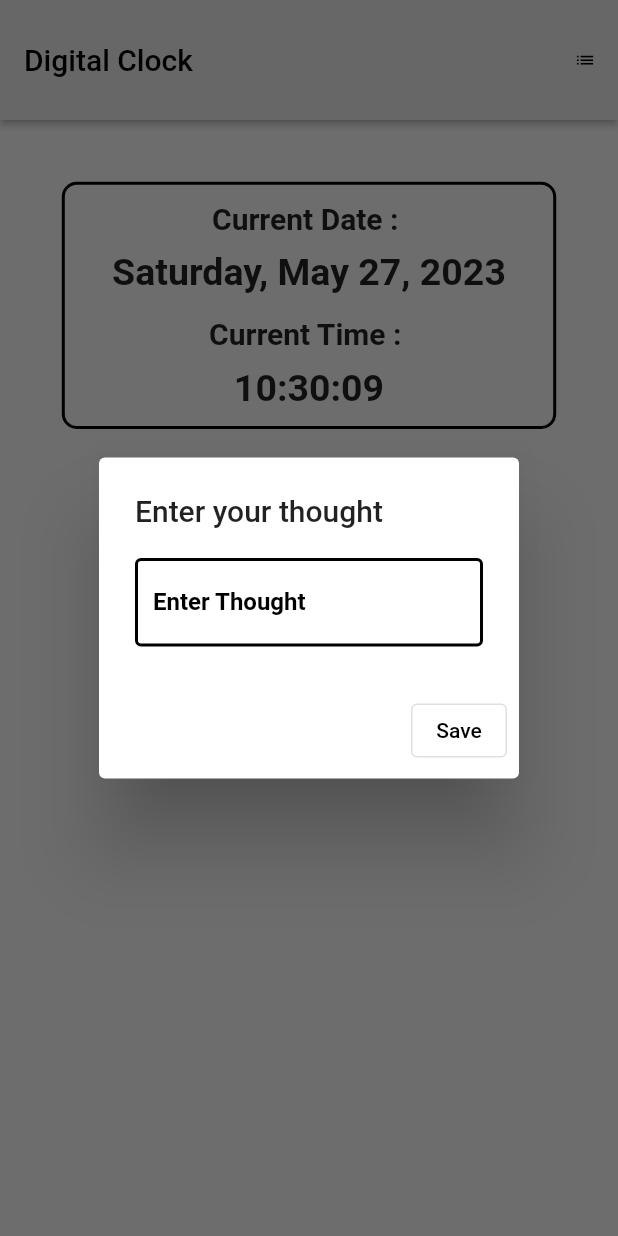
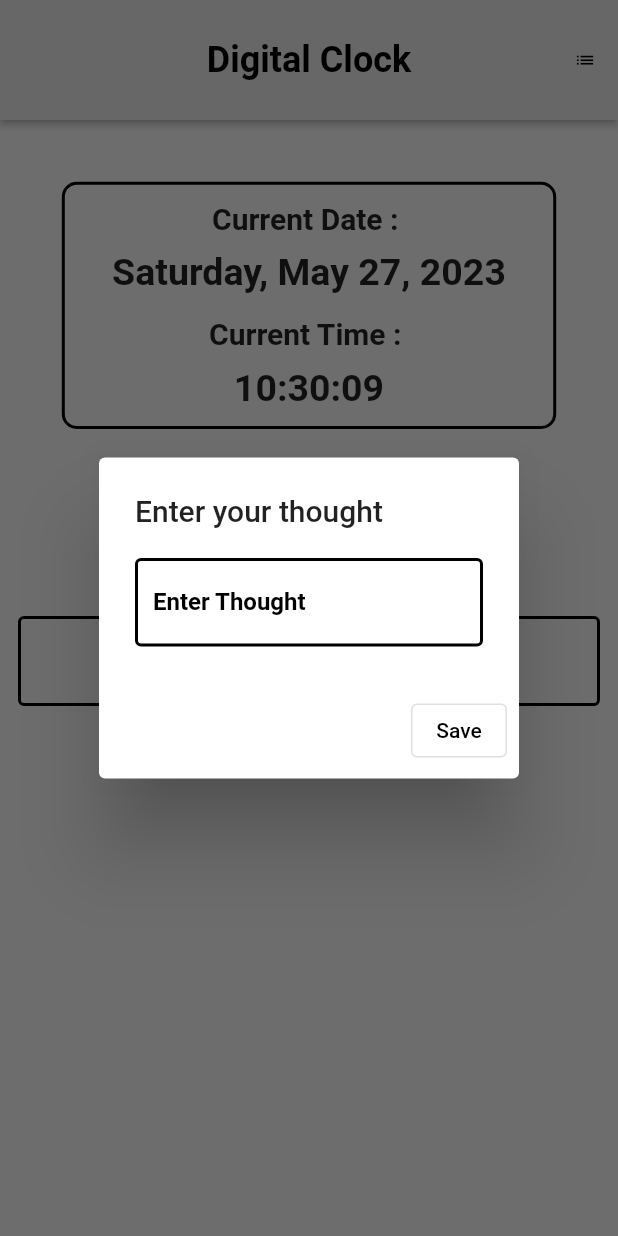
Before and after one commit to vivekbaraiya0786/viva_flutter, a Flutter app: the screen it shows after launch, after a tap on the "list" icon, on a phone screen of 412 x 824 dp. Run offline on Flutter 3.47's test engine with Material 2 defaults, Android fonts, the phone set to English and light mode, and no system bars; our stand-ins replace shared_preferences; missing offline and left inert: animated_neumorphic.

Commit message:
intail commit

```diff
--- a/lib/views/screens/homepage.dart
+++ b/lib/views/screens/homepage.dart
@@ -12,7 +12,7 @@ class Homepage extends StatefulWidget {
 
 class _HomepageState extends State<Homepage> {
   String currenttime = DateFormat('HH:mm:ss').format(DateTime.now());
-  String savedthrought = '';
+  String savedthrought = "";
 
   TextEditingController throghtcontroller = TextEditingController(text: "");
   String date = DateFormat.yMMMMEEEEd().format(DateTime.now());
@@ -22,6 +22,7 @@ class _HomepageState extends State<Homepage> {
     super.initState();
     loadSavedThought();
     updateClock();
+    stopclock();
   }
 
   void updateClock() {
@@ -43,10 +44,21 @@ class _HomepageState extends State<Homepage> {
     await prefs.setString('savedThought', thought);
     setState(() {
       savedthrought = thought;
+      isclockrunnig = false;
     });
   }
 
   bool _isActive = false;
+  bool isclockrunnig = false;
+
+  void stopclock(){
+    if(isclockrunnig){
+      setState(() {
+        currenttime = DateFormat('HH:mm:ss').format(DateTime.now());
+      });
+      stopclock();
+    }
+  }
 
   @override
   Widget build(BuildContext context) {
@@ -54,12 +66,16 @@ class _HomepageState extends State<Homepage> {
     double _height = size.height;
     double _width = size.width;
 
-    return Scaffold(
+    return GestureDetector(
+      onTap: () => FocusScope.of(context).unfocus(),
+      child: Scaffold(
+        resizeToAvoidBottomInset: false,
         appBar: AppBar(
           title: const Text(
             "Digital Clock",
-          style: TextStyle(color: Colors.black, fontSize: 20),
+            style: TextStyle(color: Colors.black, fontSize: 24,fontWeight: FontWeight.bold),
           ),
+          centerTitle: true,
           elevation: 2,
           backgroundColor: Colors.grey.shade300,
           actions: [
@@ -83,12 +99,12 @@ class _HomepageState extends State<Homepage> {
                                 borderSide: BorderSide(
                               color: Colors.black,
                               width: 2,
-                          )),
+                            ),),
                             focusedBorder: OutlineInputBorder(
                                 borderSide: BorderSide(
                               width: 2,
                               color: Colors.black,
-                          )),
+                            ),),
                             border: OutlineInputBorder(
                               borderSide:
                                   BorderSide(color: Colors.black, width: 2),
@@ -141,7 +157,6 @@ class _HomepageState extends State<Homepage> {
               SizedBox(
                 height: _height * 0.03,
               ),
-
               SizedBox(
                 height: _height * 0.02,
               ),
@@ -173,7 +188,7 @@ class _HomepageState extends State<Homepage> {
                           fontWeight: FontWeight.bold,
                         )),
                     const SizedBox(height: 10),
-                  Text("$date",
+                    Text(date,
                         style: const TextStyle(
                           fontWeight: FontWeight.bold,
                           fontSize: 25,
@@ -185,13 +200,13 @@ class _HomepageState extends State<Homepage> {
                           fontWeight: FontWeight.bold,
                         )),
                     const SizedBox(height: 10),
-                  Text("$currenttime",
+                    Text(currenttime,
                         style: const TextStyle(
                             fontWeight: FontWeight.bold, fontSize: 25)),
                   ],
                 ),
               ),
-            const SizedBox(height: 25),
+              const SizedBox(height: 30),
               Container(
                 height: _height * 0.07,
                 width: _width * 0.33,
@@ -204,7 +219,7 @@ class _HomepageState extends State<Homepage> {
                   // color: Colors.black,
                 ),
                 alignment: Alignment.center,
-              child: Text(
+                child: const Text(
                   "Thought : ",
                   style: TextStyle(
                     fontSize: 22,
@@ -212,11 +227,34 @@ class _HomepageState extends State<Homepage> {
                   ),
                 ),
               ),
-            // SizedBox(height: 20),
+              const SizedBox(height: 25),
+              Padding(
+                padding: const EdgeInsets.all(12),
+                child: ListTileTheme(
+                  child: ListTile(
+                    shape: const OutlineInputBorder(
+                        borderSide: BorderSide(
+                      width: 2,
+                    )),
+                    title: Padding(
+                      padding: const EdgeInsets.all(8.0),
+                      child: Text(
+                        savedthrought,
+                        style: const TextStyle(
+                          fontWeight: FontWeight.bold,
+                          fontSize: 24,
+                        ),
+                      ),
+                    ),
+                    // subtitle: Text("${}"),
+                  ),
+                ),
+              ),
             ],
           ),
         ),
         backgroundColor: Colors.grey.shade200,
+      ),
     );
   }
 }
```
Lines whose indentation alone changed are shown as unchanged.
